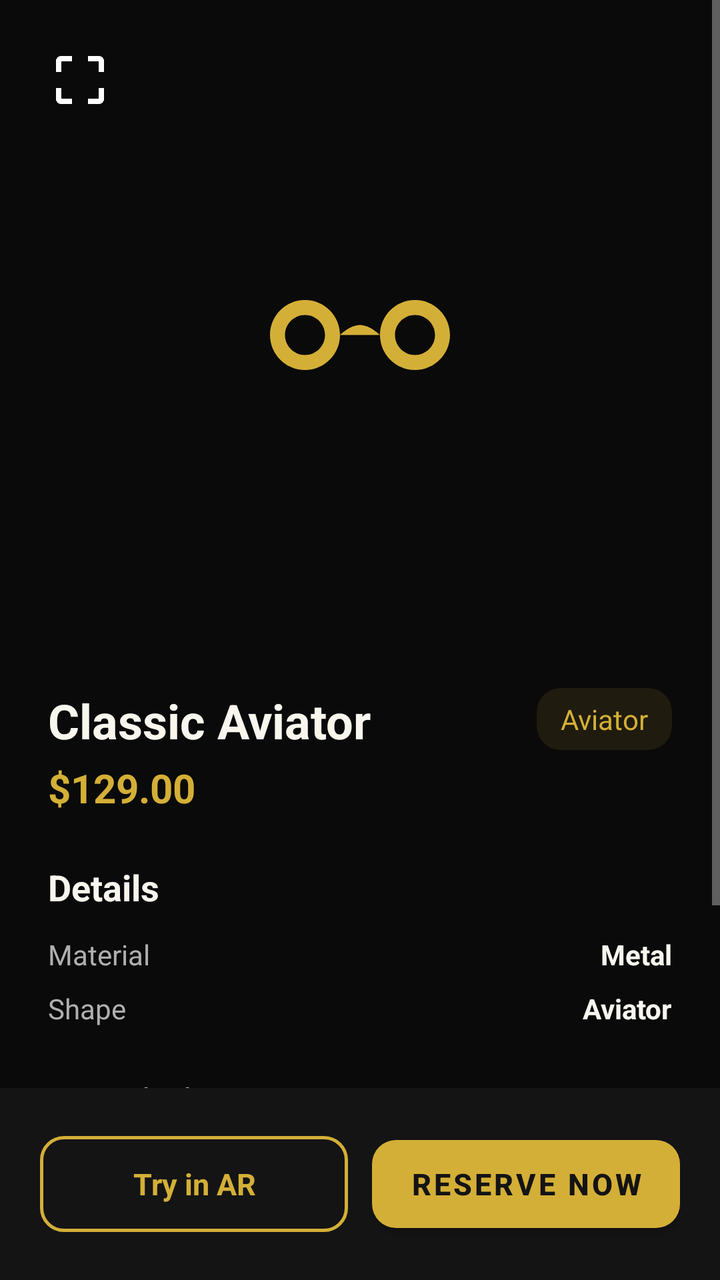
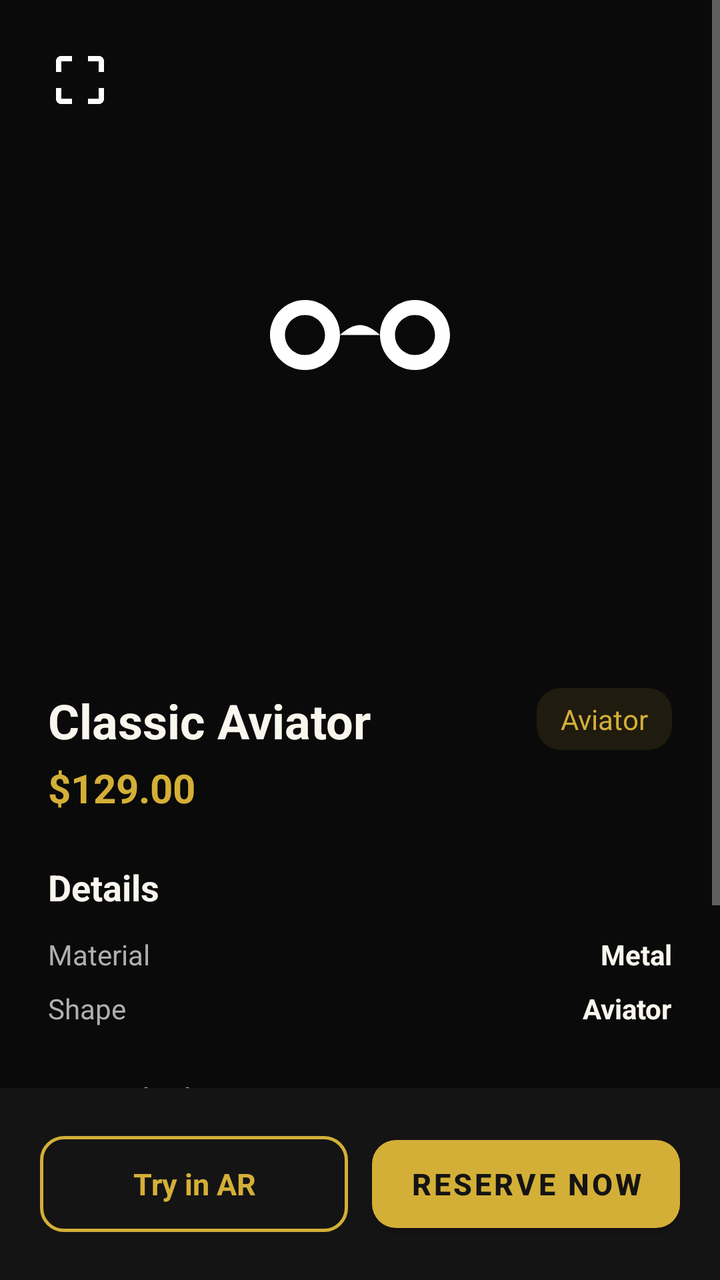

The first picture is an Android layout as it rendered before a commit; the second is the same layout after the commit. The layout source and the unified diff follow.
<!-- AndroidManifest.xml: application theme Theme.LensMatch -->
<!-- res/layout/activity_frame_detail.xml -->
<?xml version="1.0" encoding="utf-8"?>
<RelativeLayout xmlns:android="http://schemas.android.com/apk/res/android"
    xmlns:app="http://schemas.android.com/apk/res-auto"
    android:layout_width="match_parent"
    android:layout_height="match_parent"
    android:background="@color/bgPrimary">

    <ScrollView
        android:layout_width="match_parent"
        android:layout_height="match_parent"
        android:layout_above="@id/bottom_bar">

        <LinearLayout
            android:layout_width="match_parent"
            android:layout_height="wrap_content"
            android:orientation="vertical">

            
            <FrameLayout
                android:layout_width="match_parent"
                android:layout_height="320dp"
                android:background="@color/bgPrimary">

                <ImageView
                    android:id="@+id/iv_detail_image"
                    android:layout_width="120dp"
                    android:layout_height="120dp"
                    android:layout_gravity="center"
                    android:src="@drawable/ic_eyeglasses"
                    app:tint="@color/accentGold" />

                
                <ImageView
                    android:id="@+id/btn_back_detail"
                    android:layout_width="48dp"
                    android:layout_height="48dp"
                    android:layout_margin="16dp"
                    android:padding="8dp"
                    android:src="@drawable/ic_scan"
                    app:tint="@color/white" />
            </FrameLayout>

            <LinearLayout
                android:layout_width="match_parent"
                android:layout_height="wrap_content"
                android:orientation="vertical"
                android:padding="24dp">

                <RelativeLayout
                    android:layout_width="match_parent"
                    android:layout_height="wrap_content">

                    <LinearLayout
                        android:layout_width="wrap_content"
                        android:layout_height="wrap_content"
                        android:layout_alignParentStart="true"
                        android:layout_toStartOf="@id/tv_detail_shape_badge"
                        android:orientation="vertical">

                        <TextView
                            android:id="@+id/tv_detail_name"
                            android:layout_width="wrap_content"
                            android:layout_height="wrap_content"
                            android:text="Classic Aviator"
                            android:textColor="@color/textPrimary"
                            android:textSize="24sp"
                            android:textStyle="bold" />

                        <TextView
                            android:id="@+id/tv_detail_price"
                            android:layout_width="wrap_content"
                            android:layout_height="wrap_content"
                            android:layout_marginTop="4dp"
                            android:text="$129.00"
                            android:textColor="@color/accentGold"
                            android:textSize="20sp"
                            android:textStyle="bold" />
                    </LinearLayout>

                    <TextView
                        android:id="@+id/tv_detail_shape_badge"
                        android:layout_width="wrap_content"
                        android:layout_height="wrap_content"
                        android:layout_alignParentEnd="true"
                        android:background="@drawable/bg_confidence_chip"
                        android:paddingHorizontal="12dp"
                        android:paddingVertical="6dp"
                        android:text="Aviator"
                        android:textColor="@color/accentGold"
                        android:textSize="14sp" />
                </RelativeLayout>

                <TextView
                    android:layout_width="wrap_content"
                    android:layout_height="wrap_content"
                    android:layout_marginTop="24dp"
                    android:text="Details"
                    android:textColor="@color/textPrimary"
                    android:textSize="18sp"
                    android:textStyle="bold" />

                <LinearLayout
                    android:layout_width="match_parent"
                    android:layout_height="wrap_content"
                    android:layout_marginTop="12dp"
                    android:orientation="horizontal">

                    <TextView
                        android:layout_width="0dp"
                        android:layout_height="wrap_content"
                        android:layout_weight="1"
                        android:text="Material"
                        android:textColor="@color/textSecondary" />

                    <TextView
                        android:id="@+id/tv_detail_material"
                        android:layout_width="wrap_content"
                        android:layout_height="wrap_content"
                        android:text="Metal"
                        android:textColor="@color/textPrimary"
                        android:textStyle="bold" />
                </LinearLayout>

                <LinearLayout
                    android:layout_width="match_parent"
                    android:layout_height="wrap_content"
                    android:layout_marginTop="8dp"
                    android:orientation="horizontal">

                    <TextView
                        android:layout_width="0dp"
                        android:layout_height="wrap_content"
                        android:layout_weight="1"
                        android:text="Shape"
                        android:textColor="@color/textSecondary" />

                    <TextView
                        android:id="@+id/tv_detail_shape_val"
                        android:layout_width="wrap_content"
                        android:layout_height="wrap_content"
                        android:text="Aviator"
                        android:textColor="@color/textPrimary"
                        android:textStyle="bold" />
                </LinearLayout>

                <TextView
                    android:layout_width="wrap_content"
                    android:layout_height="wrap_content"
                    android:layout_marginTop="24dp"
                    android:text="Description"
                    android:textColor="@color/textPrimary"
                    android:textSize="18sp"
                    android:textStyle="bold" />

                <TextView
                    android:id="@+id/tv_detail_description"
                    android:layout_width="match_parent"
                    android:layout_height="wrap_content"
                    android:layout_marginTop="8dp"
                    android:lineSpacingExtra="4dp"
                    android:text="Elevate your look with these premium frames. Crafted from high-grade materials for optimal durability and comfort."
                    android:textColor="@color/textPrimary"
                    android:textSize="14sp" />
            </LinearLayout>
        </LinearLayout>
    </ScrollView>

    
    <LinearLayout
        android:id="@+id/bottom_bar"
        android:layout_width="match_parent"
        android:layout_height="wrap_content"
        android:layout_alignParentBottom="true"
        android:background="@color/bgCard"
        android:orientation="horizontal"
        android:padding="20dp">

        <com.google.android.material.button.MaterialButton
            android:id="@+id/btn_try_detail_ar"
            style="@style/Widget.Material3.Button.OutlinedButton"
            android:layout_width="0dp"
            android:layout_height="56dp"
            android:layout_marginEnd="12dp"
            android:layout_weight="1"
            android:text="Try in AR"
            android:textColor="@color/accentGold"
            android:textSize="15sp"
            android:textStyle="bold"
            app:cornerRadius="12dp"
            app:strokeColor="@color/accentGold"
            app:strokeWidth="1.5dp" />

        <com.google.android.material.button.MaterialButton
            android:id="@+id/btn_reserve_now"
            android:layout_width="0dp"
            android:layout_height="56dp"
            android:layout_weight="1"
            android:text="Reserve Now"
            android:textColor="@color/bgCard"
            android:textSize="15sp"
            android:textStyle="bold"
            app:backgroundTint="@color/accentGold"
            app:cornerRadius="12dp" />
    </LinearLayout>
</RelativeLayout>
<!-- resources referenced by this layout -->
<resources>
  <color name="accentGold">#D4AF37</color>
  <color name="bgCard">#141414</color>
  <color name="bgPrimary">#0A0A0A</color>
  <color name="textPrimary">#F9F6EE</color>
  <color name="textSecondary">#AFAFAF</color>
  <color name="white">#FFFFFF</color>
  <!-- drawable bg_confidence_chip (drawable) -->
  <?xml version="1.0" encoding="utf-8"?>
  <shape xmlns:android="http://schemas.android.com/apk/res/android"
      android:shape="rectangle">
      <solid android:color="#1AD4AF37" />
      <corners android:radius="12dp" />
  </shape>
  <!-- drawable ic_eyeglasses (drawable) -->
  <vector xmlns:android="http://schemas.android.com/apk/res/android"
      android:width="24dp"
      android:height="24dp"
      android:viewportWidth="24"
      android:viewportHeight="24">
    <path
        android:fillColor="#FFFFFFFF"
        android:pathData="M6.5,10C4.57,10 3,11.57 3,13.5C3,15.43 4.57,17 6.5,17C8.43,17 10,15.43 10,13.5C10,11.57 8.43,10 6.5,10ZM6.5,15.5C5.4,15.5 4.5,14.6 4.5,13.5C4.5,12.4 5.4,11.5 6.5,11.5C7.6,11.5 8.5,12.4 8.5,13.5C8.5,14.6 7.6,15.5 6.5,15.5ZM17.5,10C15.57,10 14,11.57 14,13.5C14,15.43 15.57,17 17.5,17C19.43,17 21,15.43 21,13.5C21,11.57 19.43,10 17.5,10ZM17.5,15.5C16.4,15.5 15.5,14.6 15.5,13.5C15.5,12.4 16.4,11.5 17.5,11.5C18.6,11.5 19.5,12.4 19.5,13.5C19.5,14.6 18.6,15.5 17.5,15.5ZM10,13.5C10,13.5 11,12.5 12,12.5C13,12.5 14,13.5 14,13.5"/>
  </vector>
  <!-- drawable ic_scan (drawable) -->
  <vector xmlns:android="http://schemas.android.com/apk/res/android"
      android:width="24dp"
      android:height="24dp"
      android:viewportWidth="24"
      android:viewportHeight="24">
    <path
        android:fillColor="#FFFFFFFF"
        android:pathData="M3,5v4h2V5h4V3H5c-1.1,0 -2,0.9 -2,2zm2,10H3v4c0,1.1 0.9,2 2,2h4v-2H5v-4zm14,4h-4v2h4c1.1,0 2,-0.9 2,-2v-4h-2v4zm0,-14h-4V3h4c1.1,0 2,0.9 2,2v4h-2V5z"/>
  </vector>
  <style name="Theme.LensMatch" parent="Theme.MaterialComponents.DayNight.NoActionBar">
      <item name="colorPrimary">@color/accentGold</item>
      <item name="colorPrimaryVariant">@color/accentGold</item>
      <item name="colorOnPrimary">@color/bgCard</item>
      <item name="colorSecondary">@color/accentGold</item>
      <item name="colorSecondaryVariant">@color/accentGold</item>
      <item name="colorOnSecondary">@color/bgCard</item>
      <item name="android:statusBarColor">@color/bgPrimary</item>
      <item name="android:windowBackground">@color/bgPrimary</item>
      <item name="android:textColorPrimary">@color/textPrimary</item>
      <item name="android:textColorSecondary">@color/textSecondary</item>
      <item name="bottomNavigationStyle">@style/Widget.LensMatch.BottomNavigationView</item>
    </style>
  <style name="Widget.LensMatch.BottomNavigationView" parent="Widget.MaterialComponents.BottomNavigationView">
      <item name="backgroundTint">@color/bgCard</item>
      <item name="itemIconTint">@color/bottom_nav_color</item>
      <item name="itemTextColor">@color/bottom_nav_color</item>
      <item name="elevation">8dp</item>
    </style>
</resources>

<!-- the commit's change to res/layout/activity_frame_detail.xml (unified diff, before → after) -->
@@ -26,8 +26,7 @@
                     android:layout_width="120dp"
                     android:layout_height="120dp"
                     android:layout_gravity="center"
-                    android:src="@drawable/ic_eyeglasses"
-                    app:tint="@color/accentGold" />
+                    android:src="@drawable/ic_eyeglasses" />
 
                 
                 <ImageView
